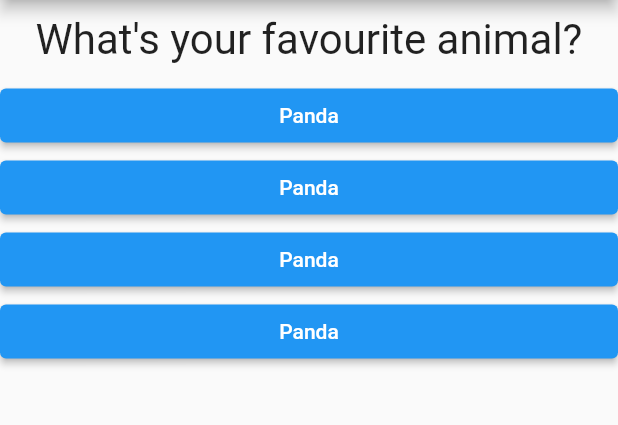
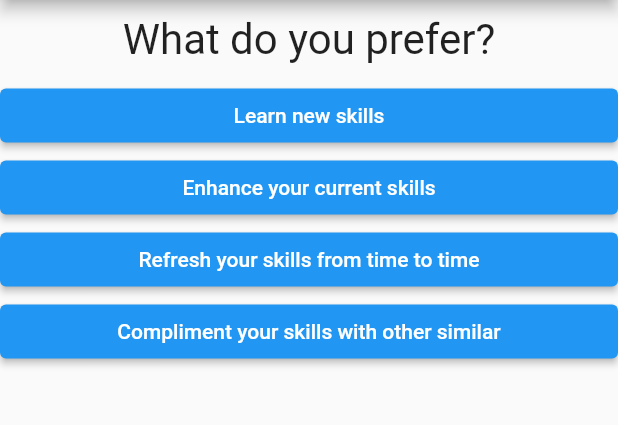
Before and after one commit to mdisdeveloper/QuizAppFlutter, a Flutter app: the screen it shows after launch, after a tap on "Absolutely, I enjoy sharing with collage", after a tap on "White", on a phone screen of 412 x 824 dp, the part 84-509 px from its top. Run offline on Flutter 3.47's test engine with Material 2 defaults, Android fonts, the phone set to English and light mode, and no system bars.

Commit message:
finishing questions 1/2

```diff
--- a/lib/main.dart
+++ b/lib/main.dart
@@ -32,7 +32,7 @@ class QuizAppState extends State<QuizApp> {
         {'text': 'I find it boring', 'score': 4},
         ],
     },
-    {
+    {  // for shortage a word use: \' for example,  What\'s
       'questionText': 'Choose one color:',
       'answers' : [
         {'text': 'White', 'score': 3},
@@ -42,12 +42,12 @@ class QuizAppState extends State<QuizApp> {
       ],
     },
     {
-      'questionText': 'What\'s your favourite animal?',
+      'questionText': 'What do you prefer?',
       'answers' : [
-        {'text': 'Panda', 'score': 1},
-        {'text': 'Panda', 'score': 2},
-        {'text': 'Panda', 'score': 3},
-        {'text': 'Panda', 'score': 4},
+        {'text': 'Learn new skills', 'score': 2},
+        {'text': 'Enhance your current skills', 'score': 1},
+        {'text': 'Refresh your skills from time to time', 'score': 4},
+        {'text': 'Compliment your skills with other similar', 'score': 3},
       ],
     },
     {
```
